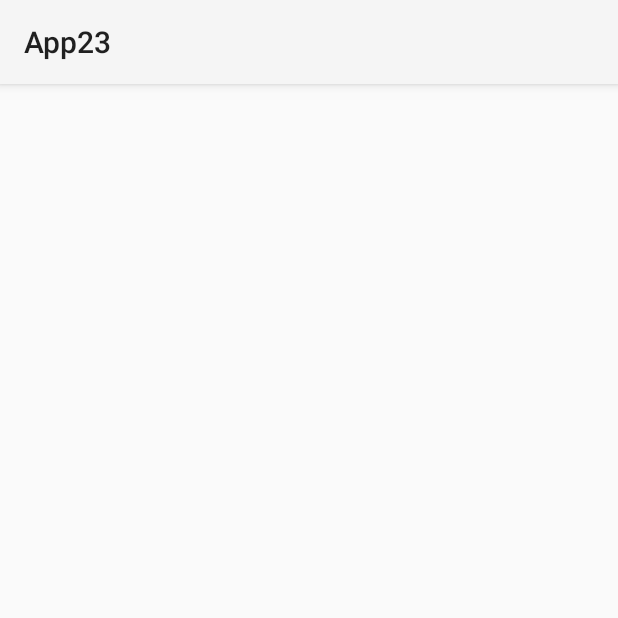
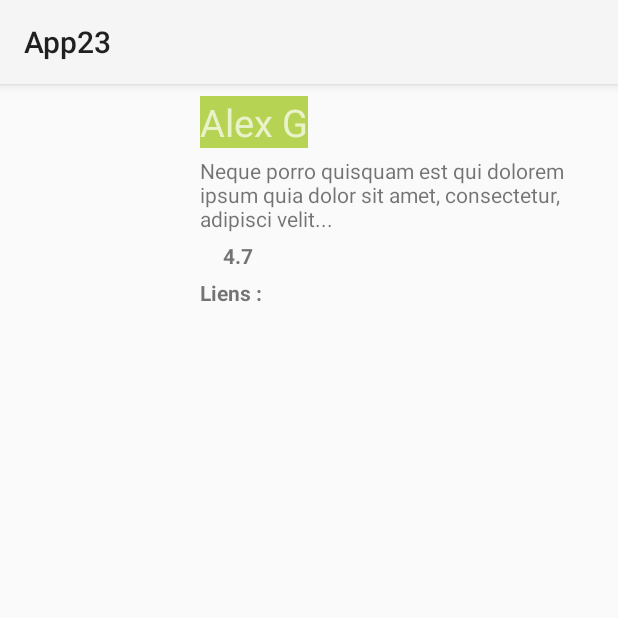
Before and after one commit to louloub/App23, an Android app: the ArtistesPage screen opened directly, with no data from a screen before it, on a phone screen of 412 x 824 dp, the top half of it. Run offline under Robolectric (Android 15) with nearby library versions, the phone set to English and light mode, and no system bars; network calls fail; 3 statements that could not run were skipped.

Commit message:
page artiste s'affiche bien, mais il faut la custom le contenu n'est pas encore celui envoyé dans l'intent

```diff
--- a/app/src/main/AndroidManifest.xml
+++ b/app/src/main/AndroidManifest.xml
@@ -11,7 +11,8 @@
         android:roundIcon="@mipmap/ic_launcher_round"
         android:supportsRtl="true"
         android:theme="@style/Theme.AppCompat.Light">
-        <activity android:name=".ArtistesPage"></activity>
+        <activity android:name=".ArtistesPageAdapter"></activity>
+        <activity android:name=".ArtistesPage" />
         <activity android:name=".ArtistesActivity" />
         <activity android:name=".PodcastActivity" />
         <activity android:name=".MainActivity">
--- a/app/src/main/java/com/example/app23/ArtistesPage.java
+++ b/app/src/main/java/com/example/app23/ArtistesPage.java
@@ -2,15 +2,22 @@ package com.example.app23;
 
 import android.support.v7.app.AppCompatActivity;
 import android.os.Bundle;
+import android.util.Log;
 
 public class ArtistesPage extends AppCompatActivity {
+
+    private static final String LOG = "";
 
     @Override
     protected void onCreate(Bundle savedInstanceState) {
         super.onCreate(savedInstanceState);
         setContentView(R.layout.activity_artistes_page);
 
-        Bundle bundle = getIntent().getExtras();
+        Artistes artiste = (Artistes) getIntent().getSerializableExtra("artiste");
+
+        String firstName = artiste.getFirstname();
+        String lastName = artiste.getLastname();
+        String age = artiste.getAge();
 
     }
 }
--- a/app/src/main/res/layout/activity_artistes_page.xml
+++ b/app/src/main/res/layout/activity_artistes_page.xml
@@ -1,9 +1,90 @@
 <?xml version="1.0" encoding="utf-8"?>
-<android.support.constraint.ConstraintLayout xmlns:android="http://schemas.android.com/apk/res/android"
-    xmlns:app="http://schemas.android.com/apk/res-auto"
-    xmlns:tools="http://schemas.android.com/tools"
+<LinearLayout
+    xmlns:android="http://schemas.android.com/apk/res/android"
     android:layout_width="match_parent"
     android:layout_height="match_parent"
-    tools:context=".ArtistesPage">
+    android:orientation="vertical">
 
-</android.support.constraint.ConstraintLayout>
+    <RelativeLayout
+        android:layout_width="match_parent"
+        android:layout_height="wrap_content"
+        android:padding="8dp">
+
+        <!-- IMAGE -->
+        <ImageView
+            android:id="@+id/imageView"
+            android:layout_width="120dp"
+            android:layout_height="90dp"
+            android:padding="4dp" />
+
+        <!-- NOM -->
+        <TextView
+            android:id="@+id/textViewTitle"
+            android:layout_width="wrap_content"
+            android:layout_height="wrap_content"
+            android:layout_marginLeft="5dp"
+            android:layout_toRightOf="@id/imageView"
+            android:text="Alex G"
+            android:textAppearance="@style/Base.TextAppearance.AppCompat.Small.Inverse"
+            android:background="@color/colorPrimary"
+            android:textSize="@dimen/size_title"
+            />
+
+        <!-- BIO -->
+        <TextView
+            android:id="@+id/textViewShortDesc"
+            android:layout_width="wrap_content"
+            android:layout_height="wrap_content"
+            android:layout_below="@id/textViewTitle"
+            android:layout_marginLeft="5dp"
+            android:layout_marginTop="5dp"
+            android:layout_toRightOf="@id/imageView"
+            android:text="Neque porro quisquam est qui dolorem ipsum quia dolor sit amet, consectetur, adipisci velit..."
+            android:textAppearance="@style/Base.TextAppearance.AppCompat.Small" />
+
+        <!-- RATING -->
+        <!--<TextView
+            android:id="@+id/textViewRating"
+            android:layout_width="wrap_content"
+            android:layout_height="wrap_content"
+            android:layout_below="@id/textViewShortDesc"
+            android:layout_marginLeft="5dp"
+            android:layout_marginTop="5dp"
+            android:layout_toRightOf="@id/imageView"
+            android:background="@color/colorPrimary"
+            android:paddingLeft="15dp"
+            android:paddingRight="15dp"
+            android:text="4.7"
+            android:textAppearance="@style/Base.TextAppearance.AppCompat.Small.Inverse"
+            android:textStyle="bold" />-->
+
+        <!-- AGE -->
+        <TextView
+            android:id="@+id/age"
+            android:layout_width="wrap_content"
+            android:layout_height="wrap_content"
+            android:layout_below="@id/textViewShortDesc"
+            android:layout_marginLeft="5dp"
+            android:layout_marginTop="5dp"
+            android:layout_toRightOf="@id/imageView"
+            android:paddingLeft="15dp"
+            android:paddingRight="15dp"
+            android:text="4.7"
+            android:textAppearance="@style/Base.TextAppearance.AppCompat.Small"
+            android:textStyle="bold" />
+
+        <!-- LIENS -->
+        <TextView
+            android:id="@+id/textViewPrice"
+            android:layout_width="wrap_content"
+            android:layout_height="wrap_content"
+            android:layout_below="@id/age"
+            android:layout_marginLeft="5dp"
+            android:layout_marginTop="5dp"
+            android:layout_toRightOf="@id/imageView"
+            android:text="Liens : "
+            android:textAppearance="@style/Base.TextAppearance.AppCompat.Small"
+            android:textStyle="bold" />
+    </RelativeLayout>
+
+</LinearLayout>
```
Also changed, not shown: app/src/main/java/com/example/app23/ArtistesPageAdapter.java (added, +84 -0 lines).
